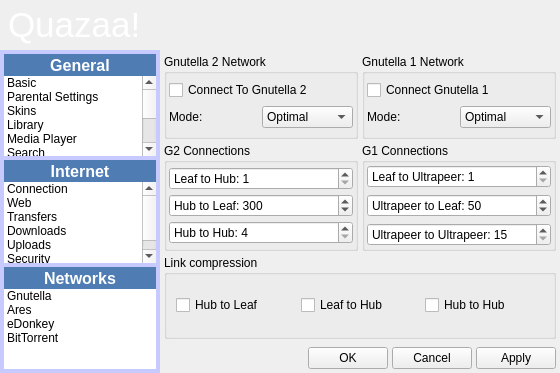
First picture: the form in trunk/UI/dialogsettings.ui, repository c3c/quazaa, before the edit.
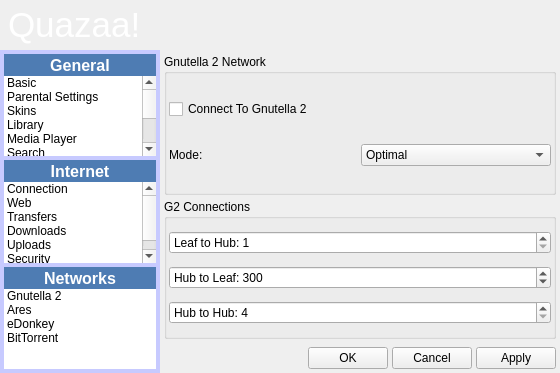
Second picture: the form after the edit. The open tabs and pages were chosen to show the change. Icons and pictures are not drawn.

Commit message: Removed all references to G2. Updated skin tool for new GUI. Fixed toolbar skinning. Fixed Shareaza OS skin. Updated translation files. Removed GPL View dialog as link to GPL license on website is fine. Corrected typo in about dialog. Removed es-mx translation as the normal es translation should be fine for Mexico. ;) Other things I probably forgot.

```diff
--- a/trunk/UI/dialogsettings.ui
+++ b/trunk/UI/dialogsettings.ui
@@ -136,9 +136,9 @@
       <property name="geometry">
        <rect>
         <x>0</x>
-        <y>0</y>
-        <width>160</width>
-        <height>323</height>
+        <y>-30</y>
+        <width>142</width>
+        <height>353</height>
        </rect>
       </property>
       <layout class="QGridLayout" name="gridLayout_39">
@@ -503,7 +503,7 @@
               </property>
               <item>
                <property name="text">
-                <string>Gnutella</string>
+                <string>Gnutella 2</string>
                </property>
                <property name="icon">
                 <iconset>
@@ -3873,7 +3873,7 @@
        <property name="spacing">
         <number>4</number>
        </property>
-       <item row="0" column="0">
+       <item row="0" column="0" colspan="2">
         <widget class="QGroupBox" name="groupBoxG2Network">
          <property name="maximumSize">
           <size>
@@ -3930,64 +3930,7 @@
          </layout>
         </widget>
        </item>
-       <item row="0" column="1">
-        <widget class="QGroupBox" name="groupBoxG1Network">
-         <property name="maximumSize">
-          <size>
-           <width>16777215</width>
-           <height>16777215</height>
-          </size>
-         </property>
-         <property name="title">
-          <string>Gnutella 1 Network</string>
-         </property>
-         <layout class="QGridLayout" name="gridLayout_72">
-          <property name="margin">
-           <number>2</number>
-          </property>
-          <property name="spacing">
-           <number>2</number>
-          </property>
-          <item row="0" column="0" colspan="2">
-           <widget class="QCheckBox" name="checkBoxConnectG1">
-            <property name="text">
-             <string>Connect Gnutella 1</string>
-            </property>
-           </widget>
-          </item>
-          <item row="1" column="0">
-           <widget class="QLabel" name="labelG1Mode">
-            <property name="text">
-             <string>Mode:</string>
-            </property>
-            <property name="buddy">
-             <cstring>comboBoxG1Mode</cstring>
-            </property>
-           </widget>
-          </item>
-          <item row="1" column="1">
-           <widget class="QComboBox" name="comboBoxG1Mode">
-            <item>
-             <property name="text">
-              <string>Optimal</string>
-             </property>
-            </item>
-            <item>
-             <property name="text">
-              <string>Leaf</string>
-             </property>
-            </item>
-            <item>
-             <property name="text">
-              <string>Ultrapeer</string>
-             </property>
-            </item>
-           </widget>
-          </item>
-         </layout>
-        </widget>
-       </item>
-       <item row="1" column="0">
+       <item row="1" column="0" colspan="2">
         <widget class="QGroupBox" name="groupBoxG2Connections">
          <property name="maximumSize">
           <size>
@@ -4050,105 +3993,6 @@
          </layout>
         </widget>
        </item>
-       <item row="1" column="1">
-        <widget class="QGroupBox" name="groupBoxG1Connections">
-         <property name="maximumSize">
-          <size>
-           <width>16777215</width>
-           <height>16777215</height>
-          </size>
-         </property>
-         <property name="title">
-          <string>G1 Connections</string>
-         </property>
-         <layout class="QGridLayout" name="gridLayout_74">
-          <property name="horizontalSpacing">
-           <number>2</number>
-          </property>
-          <property name="margin">
-           <number>2</number>
-          </property>
-          <item row="0" column="0">
-           <widget class="QSpinBox" name="spinBoxG1LeafToUltrapeer">
-            <property name="prefix">
-             <string>Leaf to Ultrapeer: </string>
-            </property>
-            <property name="minimum">
-             <number>1</number>
-            </property>
-            <property name="maximum">
-             <number>5</number>
-            </property>
-           </widget>
-          </item>
-          <item row="1" column="0">
-           <widget class="QSpinBox" name="spinBoxG1UltrapeerToLeaf">
-            <property name="prefix">
-             <string>Ultrapeer to Leaf: </string>
-            </property>
-            <property name="minimum">
-             <number>5</number>
-            </property>
-            <property name="maximum">
-             <number>1024</number>
-            </property>
-            <property name="value">
-             <number>50</number>
-            </property>
-           </widget>
-          </item>
-          <item row="2" column="0">
-           <widget class="QSpinBox" name="spinBoxG1UltrapeerToUltrapeer">
-            <property name="prefix">
-             <string>Ultrapeer to Ultrapeer: </string>
-            </property>
-            <property name="minimum">
-             <number>15</number>
-            </property>
-            <property name="maximum">
-             <number>64</number>
-            </property>
-           </widget>
-          </item>
-         </layout>
-        </widget>
-       </item>
-       <item row="2" column="0" colspan="2">
-        <widget class="QGroupBox" name="groupBoxLinkCompression">
-         <property name="maximumSize">
-          <size>
-           <width>16777215</width>
-           <height>16777215</height>
-          </size>
-         </property>
-         <property name="title">
-          <string>Link compression</string>
-         </property>
-         <layout class="QGridLayout" name="gridLayout_75">
-          <item row="0" column="0">
-           <widget class="QCheckBox" name="checkBoxCompressionHubToLeaf">
-            <property name="text">
-             <string>Hub to Leaf</string>
-            </property>
-           </widget>
-          </item>
-          <item row="0" column="1">
-           <widget class="QCheckBox" name="checkBoxCompressionLeafToHub">
-            <property name="text">
-             <string>Leaf to Hub</string>
-            </property>
-           </widget>
-          </item>
-          <item row="0" column="2">
-           <widget class="QCheckBox" name="checkBoxCompressionHubToHub">
-            <property name="text">
-             <string>Hub to Hub</string>
-            </property>
-           </widget>
-          </item>
-         </layout>
-        </widget>
-       </item>
       </layout>
      </widget>
      <widget class="QWidget" name="pageAres">
```
Left out of the diff: 199 changed lines with no effect on the pictures. The commit also changes 107 other files.
